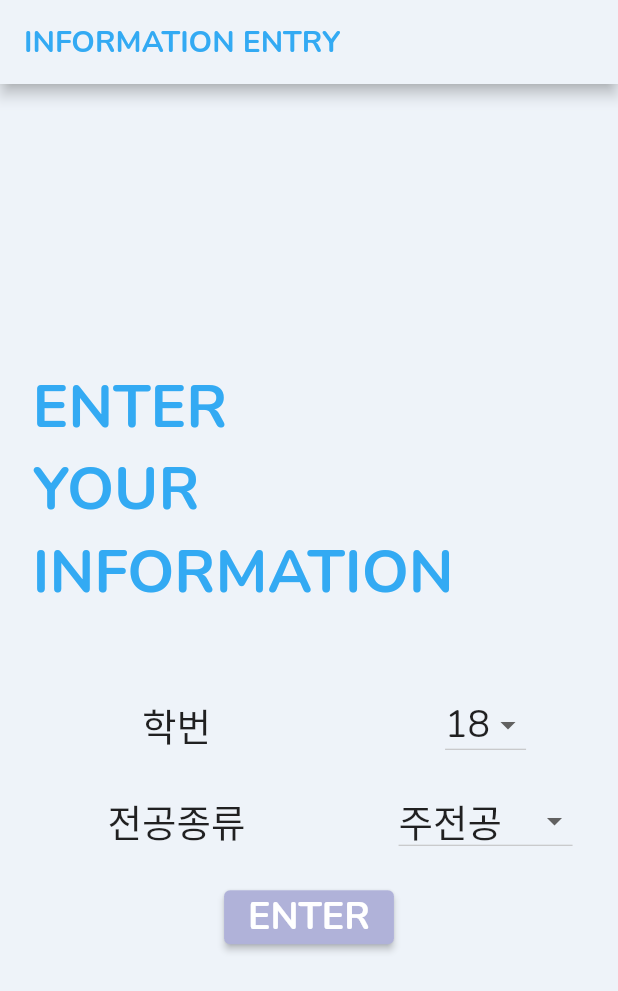
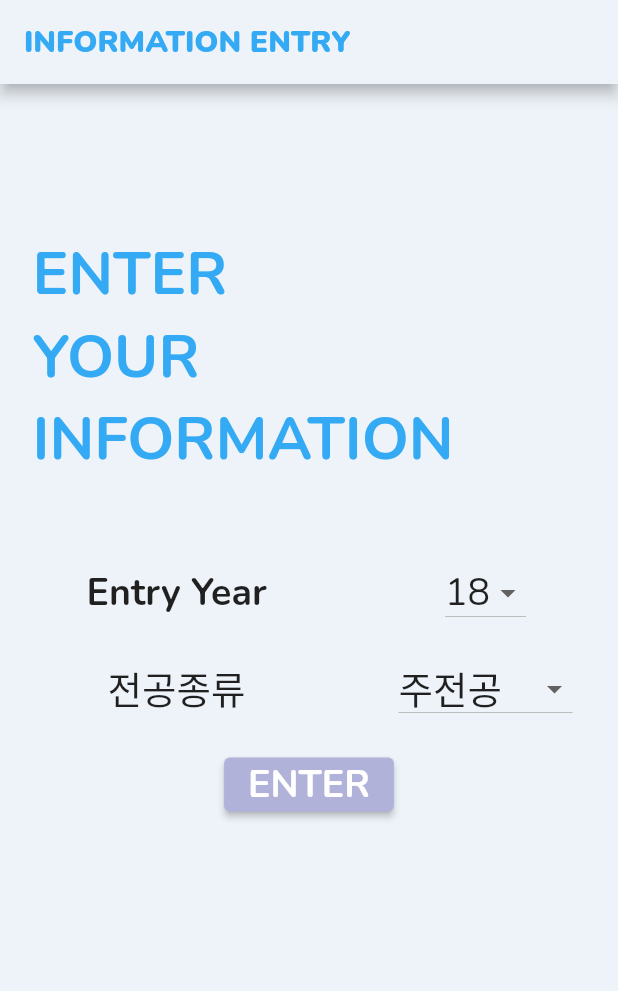
Before and after one commit to CAU-Mobile-Team4/causw_graduate, a Flutter app: the screen it shows after launch, on a phone screen of 412 x 824 dp. Shown: the top 991 px of the screen. Run offline on Flutter 3.47's test engine with Material 2 defaults, Android fonts, the phone set to English and light mode, and no system bars.

Commit message:
엔트리 페이지 디자인 변경

```diff
--- a/lib/InformationEntryPage.dart
+++ b/lib/InformationEntryPage.dart
@@ -25,11 +25,12 @@ class _InformationEntryPageState extends State<InformationEntryPage> {
     return Scaffold(
       backgroundColor: AppColor.background,
       //backgroundColor: Colors.#B0B2D9,
-      appBar: AppBar(title: Text('INFORMATION ENTRY',style: TextStyle(color: AppColor.main,fontWeight: FontWeight.bold),),backgroundColor: AppColor.background,),
+      appBar: AppBar(title: Text('INFORMATION ENTRY',style: TextStyle(color: AppColor.main,fontWeight: FontWeight.w900),),backgroundColor: AppColor.background,),
       body: Center(
         child: Column(
-          mainAxisAlignment: MainAxisAlignment.center,
-          children: [
+          children: [Container(
+            height: 100,
+          ),
             Container(
               alignment: Alignment.topLeft,
                 child: Text("  ENTER\n  YOUR\n  INFORMATION",style: TextStyle(fontSize: 40,color: AppColor.main,fontWeight: FontWeight.bold),)
@@ -40,7 +41,7 @@ class _InformationEntryPageState extends State<InformationEntryPage> {
               children: [
                 Flexible(
                   flex: 4,
-                    child: Center(child: const Text("학번",style: TextStyle(fontSize: 25),))
+                    child: Center(child: const Text("Entry Year",style: TextStyle(fontSize: 25,fontWeight: FontWeight.bold),))
                 ),
                 Flexible(
                   flex: 3,
--- a/pubspec.yaml
+++ b/pubspec.yaml
@@ -80,7 +80,7 @@ flutter:
       fonts:
         - asset: assets/fonts/Nunito-Italic-VariableFont_wght.ttf
         - asset: assets/fonts/Nunito-VariableFont_wght.ttf
-          weight: 700
+          weight: 900
   #   - family: Schyler
   #     fonts:
   #       - asset: fonts/Schyler-Regular.ttf
```
